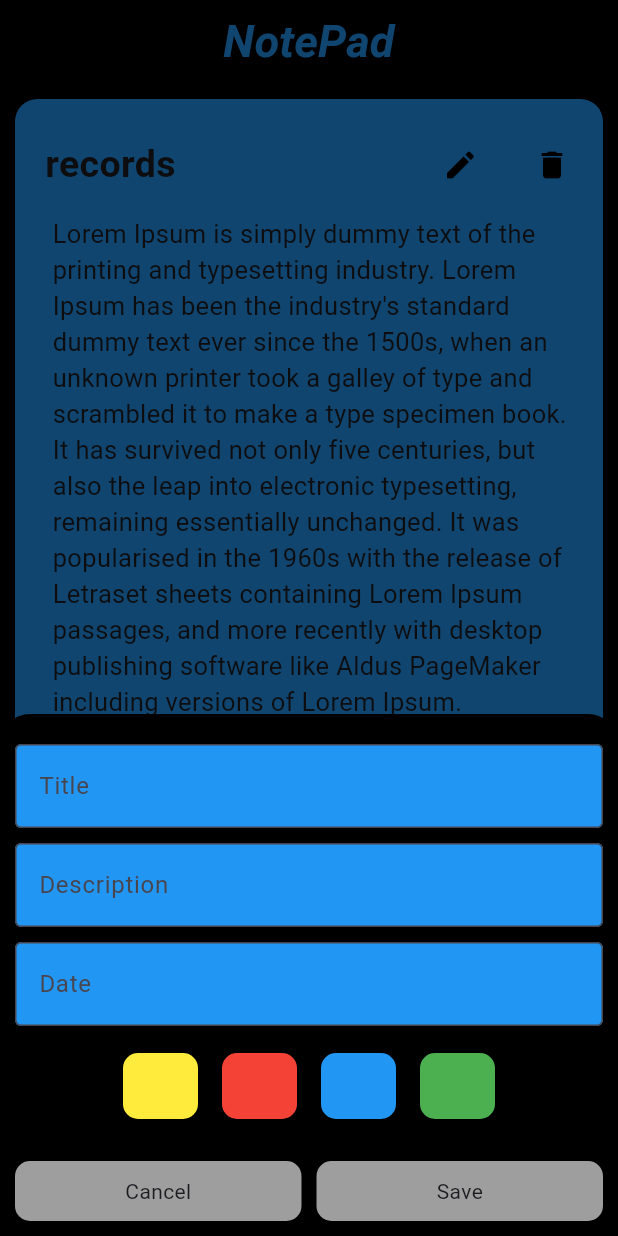
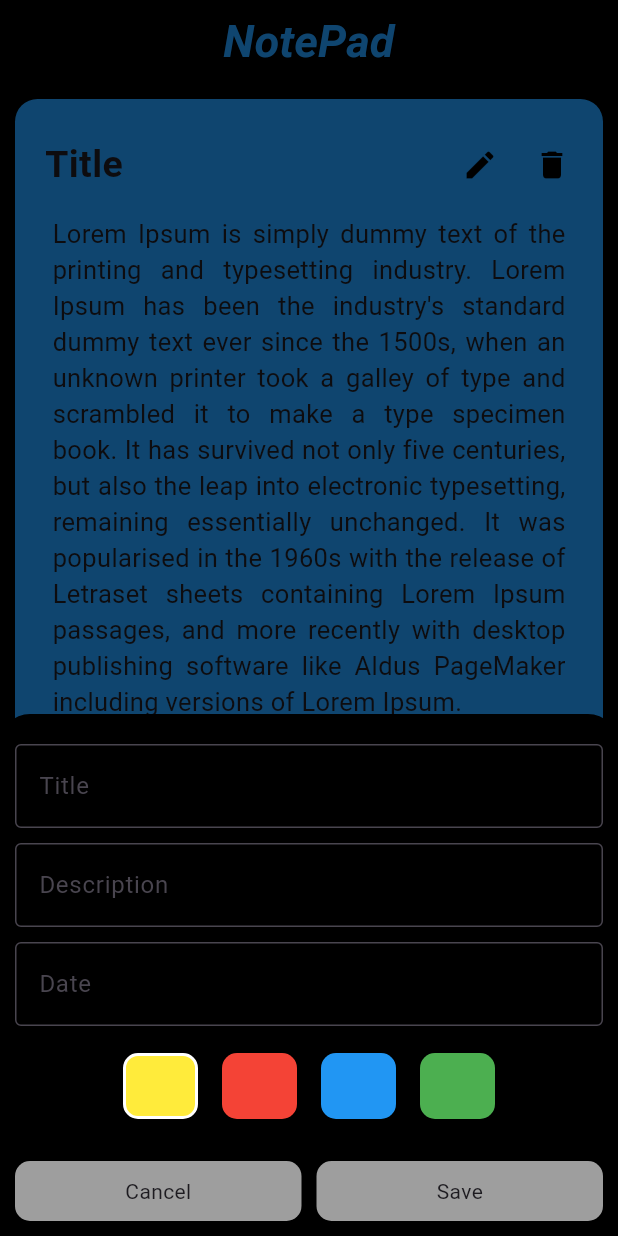
Before and after one commit to meFavas/note_app, a Flutter app: the screen it shows after launch, after a tap on the "add" icon, on a phone screen of 412 x 824 dp. Run offline on Flutter 3.47's test engine with Material 3 defaults, Android fonts, the phone set to English and light mode, and no system bars.

Commit message:
color selection

```diff
--- a/lib/controller/homescreen_controller.dart
+++ b/lib/controller/homescreen_controller.dart
@@ -1,9 +1,13 @@
 import 'package:flutter/material.dart';
 
 class Homescreencontroller {
+  static TextEditingController titlecontroller = TextEditingController();
+  static TextEditingController descontroller = TextEditingController();
+  static TextEditingController datecontroller = TextEditingController();
+  static Color selectcolor = Colors.white;
   List notelist = [
     {
-      "title": "records",
+      "title": "Title",
       "des":
           "Lorem Ipsum is simply dummy text of the printing and typesetting industry. Lorem Ipsum has been the industry's standard dummy text ever since the 1500s, when an unknown printer took a galley of type and scrambled it to make a type specimen book. It has survived not only five centuries, but also the leap into electronic typesetting, remaining essentially unchanged. It was popularised in the 1960s with the release of Letraset sheets containing Lorem Ipsum passages, and more recently with desktop publishing software like Aldus PageMaker including versions of Lorem Ipsum.",
       "date": "mon,jun,20,2024",
@@ -13,11 +17,10 @@ class Homescreencontroller {
   void addData() {
     notelist.add(
       {
-        "title": "records",
-        "des":
-            "Lorem Ipsum is simply dummy text of the printing and typesetting industry. Lorem Ipsum has been the industry's standard dummy text ever since the 1500s, when an unknown printer took a galley of type and scrambled it to make a type specimen book. It has survived not only five centuries, but also the leap into electronic typesetting, remaining essentially unchanged. It was popularised in the 1960s with the release of Letraset sheets containing Lorem Ipsum passages, and more recently with desktop publishing software like Aldus PageMaker including versions of Lorem Ipsum.",
-        "date": "mon,jun,20,2024",
-        "color": Colors.green,
+        "title": titlecontroller.text,
+        "des": descontroller.text,
+        "date": datecontroller.text,
+        "color": selectcolor,
       },
     );
   }
@@ -25,4 +28,14 @@ class Homescreencontroller {
   void deleteData(int index) {
     notelist.removeAt(index);
   }
+
+  static void cleardata() {
+    titlecontroller.clear();
+    descontroller.clear();
+    datecontroller.clear();
+  }
+
+  void onColorselection(newcolor) {
+    selectcolor = newcolor;
+  }
 }
--- a/lib/view/customcard/customcard.dart
+++ b/lib/view/customcard/customcard.dart
@@ -28,7 +28,6 @@ class _CustomcardState extends State<Customcard> {
     return Padding(
       padding: const EdgeInsets.symmetric(horizontal: 10, vertical: 10),
       child: Container(
-        width: 370,
         decoration: BoxDecoration(
           borderRadius: BorderRadius.circular(15),
           color: widget.colorlist,
@@ -36,6 +35,7 @@ class _CustomcardState extends State<Customcard> {
         child: Padding(
           padding: const EdgeInsets.symmetric(horizontal: 10, vertical: 10),
           child: Column(
+            crossAxisAlignment: CrossAxisAlignment.start,
             children: [
               Padding(
                 padding: const EdgeInsets.only(left: 10, top: 10),
@@ -49,9 +49,7 @@ class _CustomcardState extends State<Customcard> {
                         fontSize: 25,
                       ),
                     ),
-                    SizedBox(
-                      width: 140,
-                    ),
+                    Spacer(),
                     IconButton(
                       onPressed: () {},
                       icon: Icon(
@@ -73,16 +71,18 @@ class _CustomcardState extends State<Customcard> {
                 height: 10,
               ),
               Padding(
-                padding: const EdgeInsets.only(left: 15),
+                padding: const EdgeInsets.only(left: 15, right: 15),
                 child: Text(
                   widget.des,
                   style: TextStyle(fontSize: 17),
+                  textAlign: TextAlign.justify,
                 ),
               ),
               SizedBox(
                 height: 20,
               ),
               Row(
+                mainAxisAlignment: MainAxisAlignment.end,
                 children: [
                   SizedBox(
                     width: 160,
@@ -92,9 +92,12 @@ class _CustomcardState extends State<Customcard> {
                     style: TextStyle(fontWeight: FontWeight.w600, fontSize: 17),
                   ),
                   SizedBox(
-                    width: 30,
+                    width: 20,
                   ),
                   Icon(Icons.share),
+                  SizedBox(
+                    width: 15,
+                  ),
                 ],
               )
             ],
--- a/lib/view/homescreen/homescreen.dart
+++ b/lib/view/homescreen/homescreen.dart
@@ -23,6 +23,8 @@ class _HomescreenState extends State<Homescreen> {
     Colors.blue,
     Colors.green,
   ];
+  int selectedindex = 0;
+
   Homescreencontroller homescreencontrollerobj = Homescreencontroller();
 
   @override
@@ -60,16 +62,21 @@ class _HomescreenState extends State<Homescreen> {
       floatingActionButton: FloatingActionButton(
         onPressed: () {
           showModalBottomSheet(
+            isScrollControlled: true,
             context: context,
-            builder: (context) => Container(
+            builder: (context) => Padding(
+              padding: EdgeInsets.only(
+                  bottom: MediaQuery.of(context).viewInsets.bottom),
+              child: StatefulBuilder(
+                builder: (context, bottomsetState) => Container(
                   decoration: BoxDecoration(
                       borderRadius: BorderRadius.vertical(
                         top: Radius.circular(20),
                       ),
                       color: Colorconstants.black),
                   child: Padding(
-                padding:
-                    const EdgeInsets.symmetric(vertical: 10, horizontal: 10),
+                    padding: const EdgeInsets.symmetric(
+                        vertical: 10, horizontal: 10),
                     child: Column(
                       mainAxisSize: MainAxisSize.min,
                       children: [
@@ -77,30 +84,33 @@ class _HomescreenState extends State<Homescreen> {
                           height: 10,
                         ),
                         TextFormField(
+                          controller: Homescreencontroller.titlecontroller,
                           decoration: InputDecoration(
                               label: Text("Title"),
                               border: OutlineInputBorder(),
-                          fillColor: Colorconstants.blue,
+                              fillColor: Colorconstants.black,
                               filled: true),
                         ),
                         SizedBox(
                           height: 10,
                         ),
                         TextFormField(
+                          controller: Homescreencontroller.descontroller,
                           decoration: InputDecoration(
                               label: Text("Description"),
                               border: OutlineInputBorder(),
-                          fillColor: Colorconstants.blue,
+                              fillColor: Colorconstants.black,
                               filled: true),
                         ),
                         SizedBox(
                           height: 10,
                         ),
                         TextFormField(
+                          controller: Homescreencontroller.datecontroller,
                           decoration: InputDecoration(
                               label: Text("Date"),
                               border: OutlineInputBorder(),
-                          fillColor: Colorconstants.blue,
+                              fillColor: Colorconstants.black,
                               filled: true),
                         ),
                         SizedBox(
@@ -111,15 +121,29 @@ class _HomescreenState extends State<Homescreen> {
                           child: ListView.builder(
                             scrollDirection: Axis.horizontal,
                             shrinkWrap: true,
-                        itemCount: 4,
+                            itemCount: colorlist.length,
                             itemBuilder: (context, index) => Padding(
                               padding: const EdgeInsets.all(8.0),
+                              child: InkWell(
+                                onTap: () {
+                                  selectedindex = index;
+                                  Homescreencontroller objcolor =
+                                      Homescreencontroller();
+                                  objcolor.onColorselection(colorlist[index]);
+                                  bottomsetState(() {});
+                                },
                                 child: Container(
                                   height: 50,
                                   width: 50,
                                   decoration: BoxDecoration(
+                                    border: selectedindex == index
+                                        ? Border.all(
+                                            width: 2,
+                                            color: Colorconstants.white)
+                                        : null,
                                     borderRadius: BorderRadius.circular(10),
                                     color: Colordb.colorlist[index],
+                                  ),
                                 ),
                               ),
                             ),
@@ -131,12 +155,18 @@ class _HomescreenState extends State<Homescreen> {
                         Row(
                           children: [
                             Expanded(
+                              child: InkWell(
+                                onTap: () {
+                                  Navigator.pop(context);
+                                  Homescreencontroller.cleardata();
+                                },
                                 child: Container(
                                   child: Center(child: Text("Cancel")),
                                   height: 40,
                                   decoration: BoxDecoration(
                                     borderRadius: BorderRadius.circular(10),
                                     color: Colorconstants.grey,
+                                  ),
                                 ),
                               ),
                             ),
@@ -147,7 +177,10 @@ class _HomescreenState extends State<Homescreen> {
                               child: InkWell(
                                 onTap: () {
                                   homescreencontrollerobj.addData();
+                                  Homescreencontroller.cleardata();
+
                                   setState(() {});
+
                                   Navigator.pop(context);
                                 },
                                 child: Container(
@@ -166,10 +199,16 @@ class _HomescreenState extends State<Homescreen> {
                     ),
                   ),
                 ),
+              ),
+            ),
           );
         },
         child: Icon(Icons.add),
       ),
     );
   }
+
+
+
+
 }
```
Lines whose indentation alone changed are shown as unchanged.
